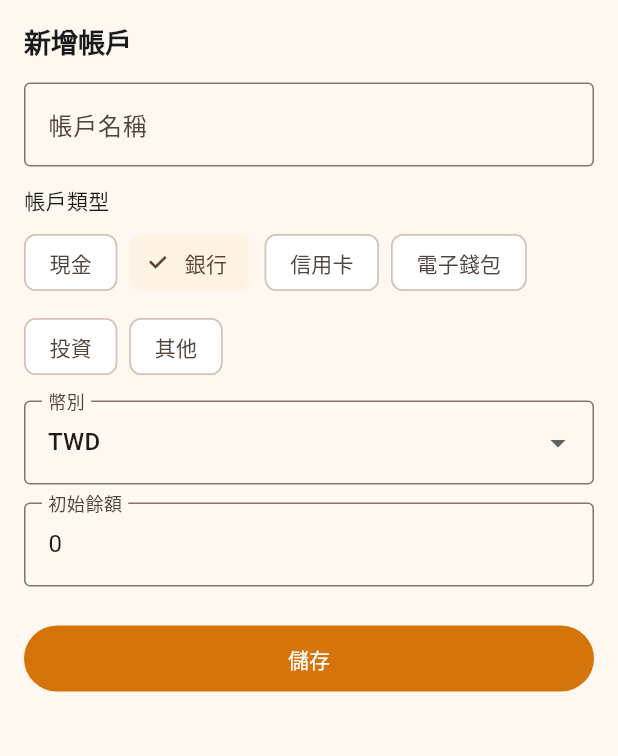
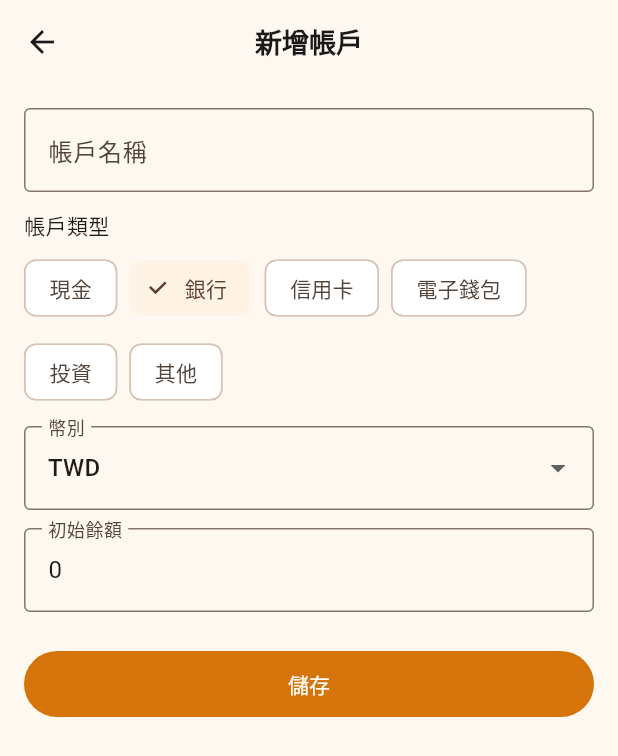
Before and after one commit to yun-20459/Hamster-Stash, a Flutter app: the AddAccountForm screen opened directly, on a phone screen of 412 x 824 dp. Shown: the top 756 px of the screen. Run offline on Flutter 3.47's test engine with Material 3 defaults, Android fonts, the phone set to English and light mode, and no system bars; our stand-ins replace fl_chart, flutter_riverpod, flutter_secure_storage, go_router, isar, table_calendar; accounts and stored records are empty; generated files the repository leaves out were written again.

Commit message:
Seed categories at startup, add account creation route and FAB
- Call seedCategories(isar) in main() so categories exist on first launch
- Add /add-account route in GoRouter
- Add FAB on overview screen to navigate to AddAccountForm
- Wrap AddAccountForm in Scaffold with AppBar

Co-Authored-By: Claude Opus 4.6 <noreply@anthropic.com>

```diff
--- a/lib/app.dart
+++ b/lib/app.dart
@@ -1,6 +1,7 @@
 import 'package:flutter/material.dart';
 import 'package:go_router/go_router.dart';
 import 'package:hamster_stash/core/theme/app_theme.dart';
+import 'package:hamster_stash/features/accounts/presentation/add_account_form.dart';
 import 'package:hamster_stash/features/asset_overview/presentation/overview_screen.dart';
 import 'package:hamster_stash/features/reports/presentation/reports_screen.dart';
 import 'package:hamster_stash/features/settings/presentation/settings_screen.dart';
@@ -11,6 +12,10 @@ final _router = GoRouter(
   initialLocation: '/splash',
   routes: [
     GoRoute(path: '/splash', builder: (context, state) => const SplashScreen()),
+    GoRoute(
+      path: '/add-account',
+      builder: (context, state) => const AddAccountForm(),
+    ),
     StatefulShellRoute.indexedStack(
       builder: (context, state, navigationShell) {
         return ScaffoldWithNavBar(navigationShell: navigationShell);
--- a/lib/features/accounts/presentation/add_account_form.dart
+++ b/lib/features/accounts/presentation/add_account_form.dart
@@ -31,14 +31,13 @@ class _AddAccountFormState extends ConsumerState<AddAccountForm> {
   Widget build(BuildContext context) {
     final theme = Theme.of(context);
 
-    return Form(
+    return Scaffold(
+      appBar: AppBar(title: const Text('新增帳戶')),
+      body: Form(
         key: _formKey,
         child: ListView(
           padding: const EdgeInsets.all(16),
           children: [
-          Text('新增帳戶', style: theme.textTheme.titleLarge),
-          const SizedBox(height: 16),
-
             // Name
             TextFormField(
               controller: _nameController,
@@ -89,7 +88,9 @@ class _AddAccountFormState extends ConsumerState<AddAccountForm> {
             // Balance
             TextFormField(
               controller: _balanceController,
-            keyboardType: const TextInputType.numberWithOptions(decimal: true),
+              keyboardType: const TextInputType.numberWithOptions(
+                decimal: true,
+              ),
               decoration: const InputDecoration(
                 labelText: '初始餘額',
                 border: OutlineInputBorder(),
@@ -106,6 +107,7 @@ class _AddAccountFormState extends ConsumerState<AddAccountForm> {
               ),
             ),
           ],
+        ),
       ),
     );
   }
--- a/lib/main.dart
+++ b/lib/main.dart
@@ -2,6 +2,7 @@ import 'package:flutter/material.dart';
 import 'package:flutter_riverpod/flutter_riverpod.dart';
 import 'package:hamster_stash/app.dart';
 import 'package:hamster_stash/core/database/database_helper.dart';
+import 'package:hamster_stash/core/database/seed_categories.dart';
 import 'package:hamster_stash/features/accounts/data/isar_account_repository.dart';
 import 'package:hamster_stash/features/accounts/presentation/account_providers.dart';
 import 'package:hamster_stash/features/categories/data/isar_category_repository.dart';
@@ -12,6 +13,7 @@ import 'package:hamster_stash/features/transactions/presentation/transaction_pro
 Future<void> main() async {
   WidgetsFlutterBinding.ensureInitialized();
   final isar = await DatabaseHelper.instance;
+  await seedCategories(isar);
 
   runApp(
     ProviderScope(
```
Also changed, not shown: lib/features/asset_overview/presentation/overview_screen.dart (+8 -0 lines). Lines whose indentation alone changed are shown as unchanged.
